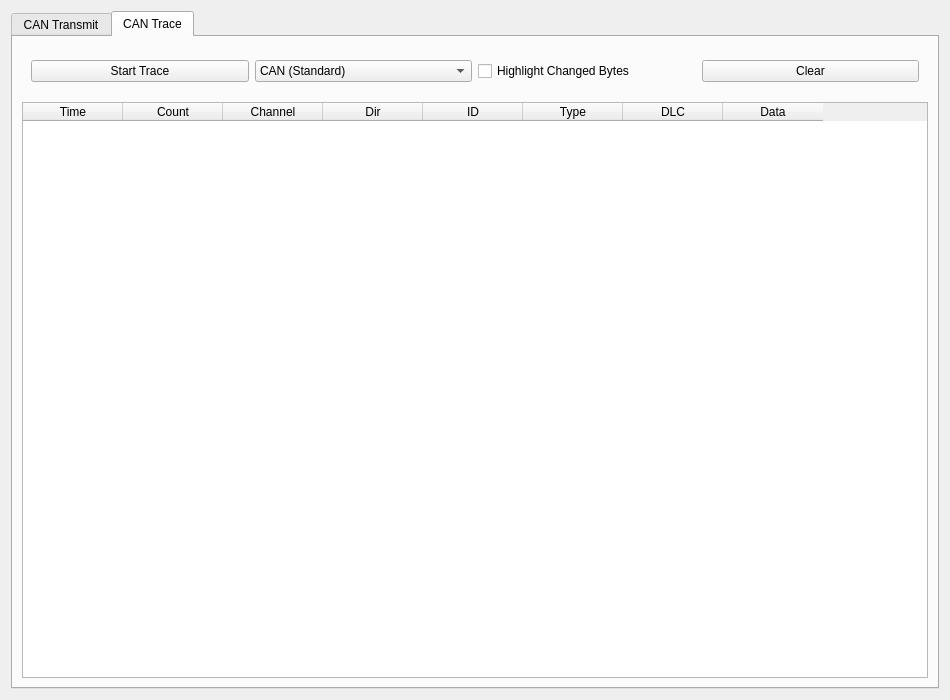
Old version of the form CAN_Sniffer-QT_Creator/messengerwidget.ui in the repository Shubham8-hub/CAN-Sniffer-software.
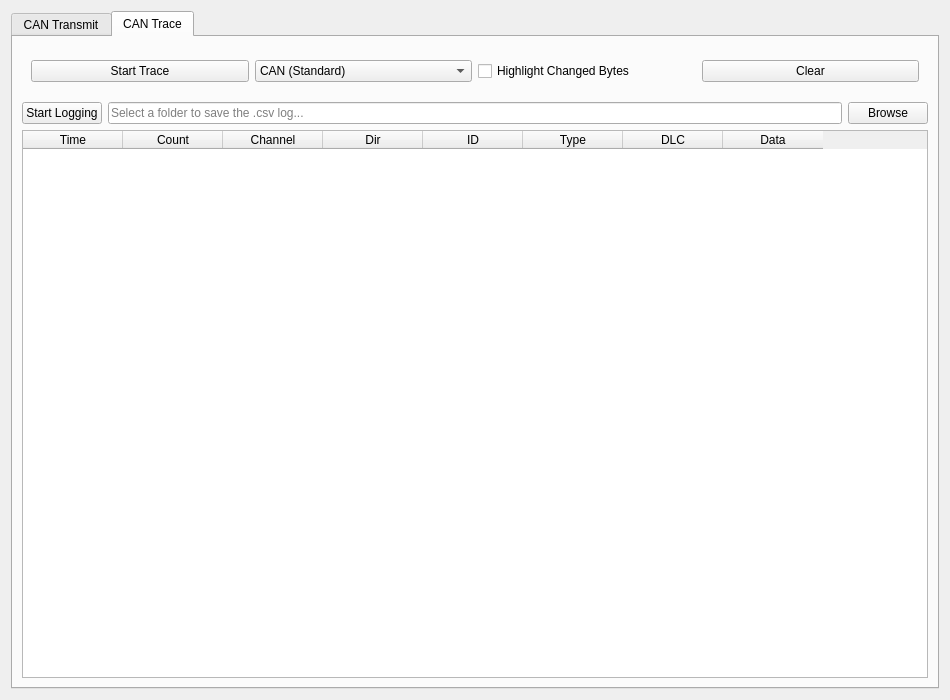
New version of the form. The open tabs and pages were chosen to show the change.

Commit message: NEW: Added the logging of file part in the trace

Diff of the .ui file:
```diff
--- a/CAN_Sniffer-QT_Creator/messengerwidget.ui
+++ b/CAN_Sniffer-QT_Creator/messengerwidget.ui
@@ -280,6 +280,35 @@
         </widget>
        </item>
        <item row="1" column="0">
+        <layout class="QHBoxLayout" name="horizontalLayout_log">
+         <item>
+          <widget class="QPushButton" name="btnStartStopLog">
+           <property name="text">
+            <string>Start Logging</string>
+           </property>
+          </widget>
+         </item>
+         <item>
+          <widget class="QLineEdit" name="txtLogPath">
+           <property name="readOnly">
+            <bool>true</bool>
+           </property>
+           <property name="placeholderText">
+            <string>Select a folder to save the .csv log...</string>
+           </property>
+          </widget>
+         </item>
+         <item>
+          <widget class="QPushButton" name="btnBrowseLog">
+           <property name="text">
+            <string>Browse</string>
+           </property>
+          </widget>
+         </item>
+        </layout>
+       </item>
+
+       <item row="2" column="0">
         <widget class="QTableWidget" name="tableTrace">
          <property name="editTriggers">
           <set>QAbstractItemView::EditTrigger::NoEditTriggers</set>
@@ -329,6 +358,7 @@
          </column>
         </widget>
        </item>
+
       </layout>
      </widget>
     </widget>
```
Left out of the diff: 4 changed lines with no effect on the pictures. The commit also changes 4 other files.
